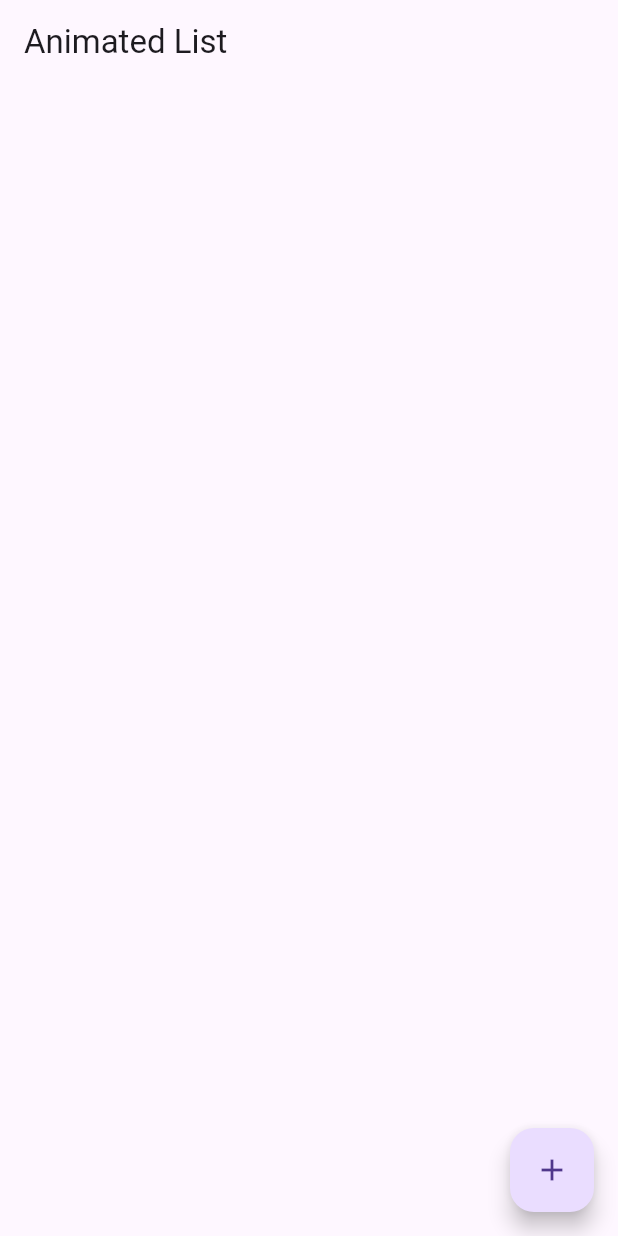
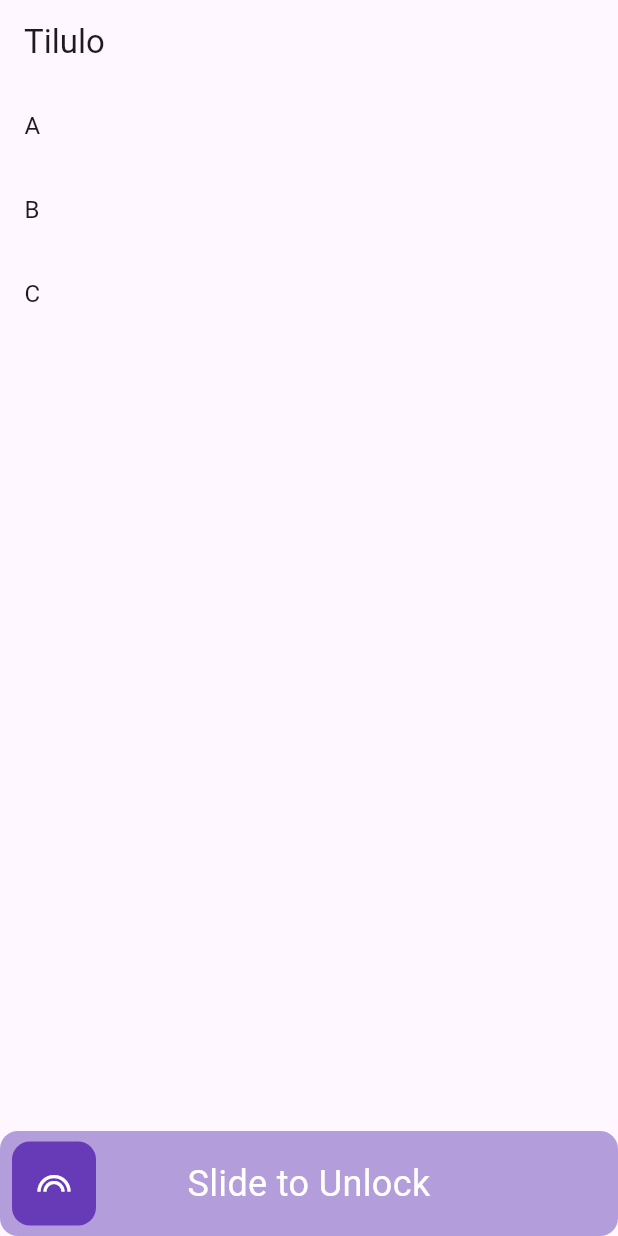
Before and after one commit to wilkneMaia/tonico_design_system, a Flutter app: the screen it shows after launch, on a phone screen of 412 x 824 dp. Run offline on Flutter 3.47's test engine with Material 3 defaults, Android fonts, the phone set to English and light mode, and no system bars; drawn by our look-alikes of slide_to_act.

Commit message:
chore: 0.0.2

```diff
--- a/lib/main.dart
+++ b/lib/main.dart
@@ -1,4 +1,5 @@
 import 'package:flutter/material.dart';
+import 'package:slide_to_act/slide_to_act.dart';
 
 void main() {
   runApp(const MyApp());
@@ -15,7 +16,7 @@ class MyApp extends StatelessWidget {
       theme: ThemeData(
         primarySwatch: Colors.blue,
       ),
-      home: const AnimatedListCustom(),
+      home: const ReorderableList(),
     );
   }
 }
@@ -32,6 +33,7 @@ class _AnimatedListCustomState extends State<AnimatedListCustom> {
   // items in the list
   final _items = [];
   final GlobalKey<AnimatedListState> _key = GlobalKey();
+
   void _addItem() {
     _items.insert(0, "Item ${_items.length + 1}");
     _key.currentState!.insertItem(0, duration: const Duration(seconds: 1));
@@ -95,3 +97,117 @@ class _AnimatedListCustomState extends State<AnimatedListCustom> {
     _items.removeAt(index);
   }
 }
+
+class ReorderableList extends StatelessWidget {
+  const ReorderableList({super.key});
+
+  @override
+  Widget build(BuildContext context) {
+    return Scaffold(
+      appBar: AppBar(
+        title: const Text('Tilulo'),
+      ),
+      body: Column(
+        children: [
+          Expanded(
+            child: TonicoReorderableList<String>(
+              items: const ['A', 'B', 'C'],
+              itemBuilder: (item) => ListTile(
+                key: ValueKey(item),
+                title: Text(item),
+              ),
+              onReorder: (items) {
+                // faça algo com a nova lista de itens
+                print(items);
+              },
+            ),
+          ),
+          SlideAction(
+            borderRadius: 12,
+            elevation: 0,
+            innerColor: Colors.deepPurple,
+            outerColor: Colors.deepPurple[200],
+            sliderButtonIcon: const Icon(
+              Icons.looks,
+              color: Colors.white,
+            ),
+            text: 'Slide to Unlock',
+            textStyle: const TextStyle(
+              color: Colors.white,
+              fontSize: 24,
+            ),
+            // sliderRotate: false,
+            onSubmit: () {},
+          )
+        ],
+      ),
+    );
+  }
+}
+
+/// Um widget de lista reordenável.
+class TonicoReorderableList<T> extends StatefulWidget {
+  /// A lista de itens a serem exibidos.
+  final List<T> items;
+
+  /// A função que constrói cada item da lista.
+  final Widget Function(T item) itemBuilder;
+
+  /// A função que é chamada quando os itens são reordenados.
+  final void Function(List<T> items) onReorder;
+
+  /// Cria um novo [ReorderableList] com os itens fornecidos.
+  const TonicoReorderableList({
+    Key? key,
+    required this.items,
+    required this.itemBuilder,
+    required this.onReorder,
+  }) : super(key: key);
+
+  @override
+  // ignore: library_private_types_in_public_api
+  _TonicoReorderableListState<T> createState() =>
+      _TonicoReorderableListState<T>();
+}
+
+class _TonicoReorderableListState<T> extends State<TonicoReorderableList<T>> {
+  late List<T> _items;
+
+  @override
+  void initState() {
+    super.initState();
+    _items = widget.items;
+  }
+
+  void _updateItems(int oldIndex, int newIndex) {
+    if (oldIndex < newIndex) {
+      newIndex--;
+    }
+    final items = List.of(_items);
+    final item = items.removeAt(oldIndex);
+    items.insert(newIndex, item);
+    setState(() {
+      _items = items;
+      widget.onReorder(_items);
+    });
+  }
+
+  @override
+  Widget build(BuildContext context) {
+    return ReorderableListView(
+      children: [
+        for (final item in _items) widget.itemBuilder(item),
+      ],
+      onReorder: (oldIndex, newIndex) {
+        setState(() {
+          _updateItems(oldIndex, newIndex);
+          widget.onReorder(_items);
+        });
+      },
+    );
+  }
+  //  items: uma lista de itens que serão exibidos na lista;
+  // itemBuilder: uma função que recebe um item e retorna o widget que será exibido na lista para aquele item;
+  // onReorder: uma função que será chamada quando os itens forem reordenados. Essa função recebe a nova lista de itens.
+  // https://www.youtube.com/watch?v=wwUR7841Ajs
+}
```
Also changed, not shown: lib/src/widgets/tonico_drag_drop_list.dart (added, +40 -0 lines), pubspec.yaml (+4 -73 lines).
